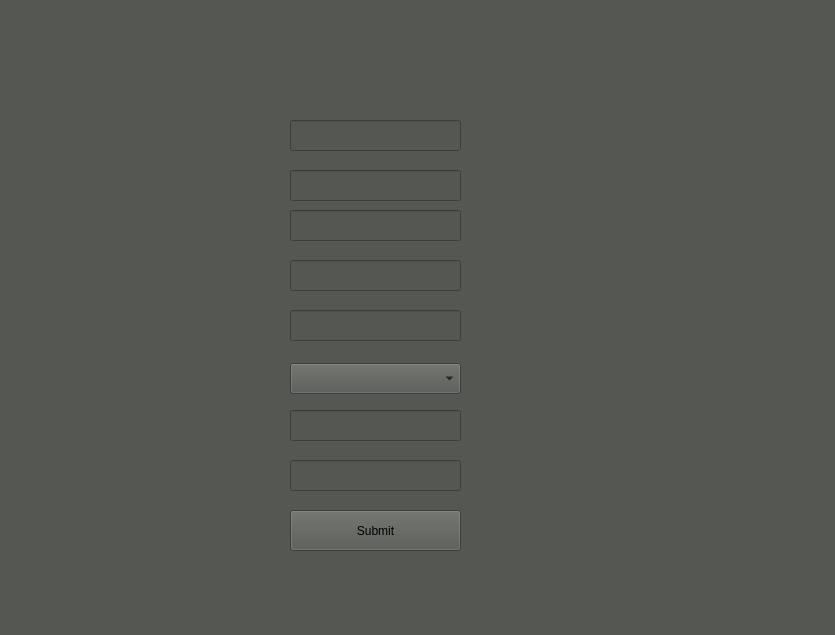
The window that sign_up.ui (MoAmrYehia/TMS) describes before a commit, drawn with Qt 5.
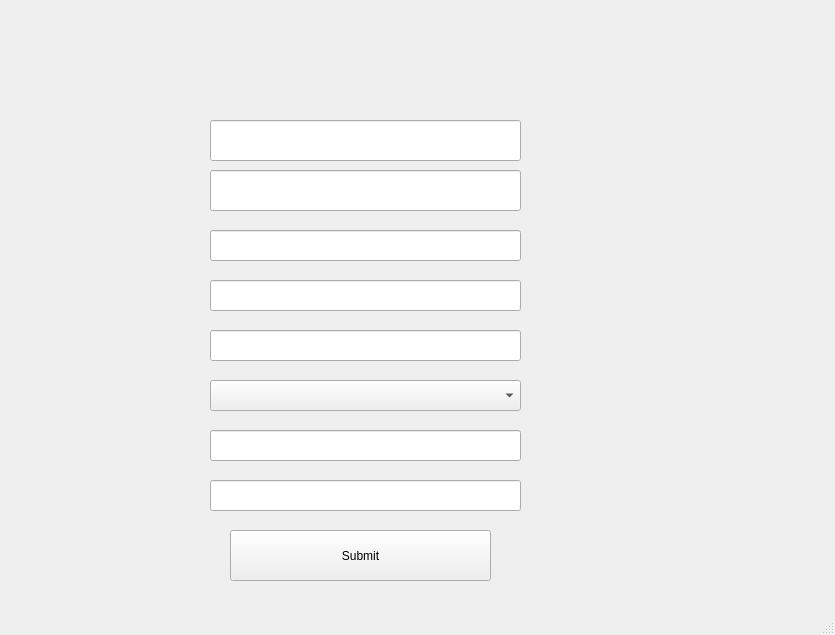
The same window after the commit. Icons and pictures are not drawn.

```diff
--- a/sign_up.ui
+++ b/sign_up.ui
@@ -14,7 +14,7 @@
    <string>MainWindow</string>
   </property>
   <property name="styleSheet">
-   <string notr="true">background-color:rgb(85, 87, 83)
+   <string notr="true">/*background-color:rgb(85, 87, 83)
 </string>
   </property>
   <widget class="QWidget" name="centralwidget">
@@ -54,9 +54,9 @@
    <widget class="QLineEdit" name="email">
     <property name="geometry">
      <rect>
-      <x>290</x>
-      <y>210</y>
-      <width>171</width>
+      <x>210</x>
+      <y>230</y>
+      <width>311</width>
       <height>31</height>
      </rect>
     </property>
@@ -66,6 +66,14 @@
       <verstretch>0</verstretch>
      </sizepolicy>
     </property>
+    <property name="font">
+     <font>
+      <family>Ubuntu Condensed</family>
+      <pointsize>15</pointsize>
+      <weight>75</weight>
+      <bold>true</bold>
+     </font>
+    </property>
     <property name="text">
      <string/>
     </property>
@@ -73,9 +81,9 @@
    <widget class="QLineEdit" name="password">
     <property name="geometry">
      <rect>
-      <x>290</x>
-      <y>410</y>
-      <width>171</width>
+      <x>210</x>
+      <y>430</y>
+      <width>311</width>
       <height>31</height>
      </rect>
     </property>
@@ -85,6 +93,14 @@
       <verstretch>0</verstretch>
      </sizepolicy>
     </property>
+    <property name="font">
+     <font>
+      <family>Ubuntu Condensed</family>
+      <pointsize>15</pointsize>
+      <weight>75</weight>
+      <bold>true</bold>
+     </font>
+    </property>
     <property name="text">
      <string/>
     </property>
@@ -95,10 +111,10 @@
    <widget class="QPushButton" name="submit">
     <property name="geometry">
      <rect>
-      <x>290</x>
-      <y>510</y>
-      <width>171</width>
-      <height>41</height>
+      <x>230</x>
+      <y>530</y>
+      <width>261</width>
+      <height>51</height>
      </rect>
     </property>
     <property name="text">
@@ -108,9 +124,9 @@
    <widget class="QLineEdit" name="conf">
     <property name="geometry">
      <rect>
-      <x>290</x>
-      <y>460</y>
-      <width>171</width>
+      <x>210</x>
+      <y>480</y>
+      <width>311</width>
       <height>31</height>
      </rect>
     </property>
@@ -120,6 +136,14 @@
       <verstretch>0</verstretch>
      </sizepolicy>
     </property>
+    <property name="font">
+     <font>
+      <family>Ubuntu Condensed</family>
+      <pointsize>15</pointsize>
+      <weight>75</weight>
+      <bold>true</bold>
+     </font>
+    </property>
     <property name="text">
      <string/>
     </property>
@@ -130,9 +154,9 @@
    <widget class="QLineEdit" name="username">
     <property name="geometry">
      <rect>
-      <x>290</x>
-      <y>260</y>
-      <width>171</width>
+      <x>210</x>
+      <y>280</y>
+      <width>311</width>
       <height>31</height>
      </rect>
     </property>
@@ -142,6 +166,14 @@
       <verstretch>0</verstretch>
      </sizepolicy>
     </property>
+    <property name="font">
+     <font>
+      <family>Ubuntu Condensed</family>
+      <pointsize>15</pointsize>
+      <weight>75</weight>
+      <bold>true</bold>
+     </font>
+    </property>
     <property name="text">
      <string/>
     </property>
@@ -149,10 +181,10 @@
    <widget class="QLineEdit" name="lastname">
     <property name="geometry">
      <rect>
-      <x>290</x>
+      <x>210</x>
       <y>170</y>
-      <width>171</width>
-      <height>31</height>
+      <width>311</width>
+      <height>41</height>
      </rect>
     </property>
     <property name="sizePolicy">
@@ -161,6 +193,14 @@
       <verstretch>0</verstretch>
      </sizepolicy>
     </property>
+    <property name="font">
+     <font>
+      <family>Ubuntu Condensed</family>
+      <pointsize>15</pointsize>
+      <weight>75</weight>
+      <bold>true</bold>
+     </font>
+    </property>
     <property name="text">
      <string/>
     </property>
@@ -168,10 +208,10 @@
    <widget class="QLineEdit" name="firstname">
     <property name="geometry">
      <rect>
-      <x>290</x>
+      <x>210</x>
       <y>120</y>
-      <width>171</width>
-      <height>31</height>
+      <width>311</width>
+      <height>41</height>
      </rect>
     </property>
     <property name="sizePolicy">
@@ -180,6 +220,14 @@
       <verstretch>0</verstretch>
      </sizepolicy>
     </property>
+    <property name="font">
+     <font>
+      <family>Ubuntu Condensed</family>
+      <pointsize>15</pointsize>
+      <weight>75</weight>
+      <bold>true</bold>
+     </font>
+    </property>
     <property name="text">
      <string/>
     </property>
@@ -187,9 +235,9 @@
    <widget class="QLineEdit" name="phone">
     <property name="geometry">
      <rect>
-      <x>290</x>
-      <y>310</y>
-      <width>171</width>
+      <x>210</x>
+      <y>330</y>
+      <width>311</width>
       <height>31</height>
      </rect>
     </property>
@@ -199,6 +247,14 @@
       <verstretch>0</verstretch>
      </sizepolicy>
     </property>
+    <property name="font">
+     <font>
+      <family>Ubuntu Condensed</family>
+      <pointsize>15</pointsize>
+      <weight>75</weight>
+      <bold>true</bold>
+     </font>
+    </property>
     <property name="text">
      <string/>
     </property>
@@ -209,9 +265,9 @@
    <widget class="QComboBox" name="role">
     <property name="geometry">
      <rect>
-      <x>290</x>
-      <y>363</y>
-      <width>171</width>
+      <x>210</x>
+      <y>380</y>
+      <width>311</width>
       <height>31</height>
      </rect>
     </property>
```
